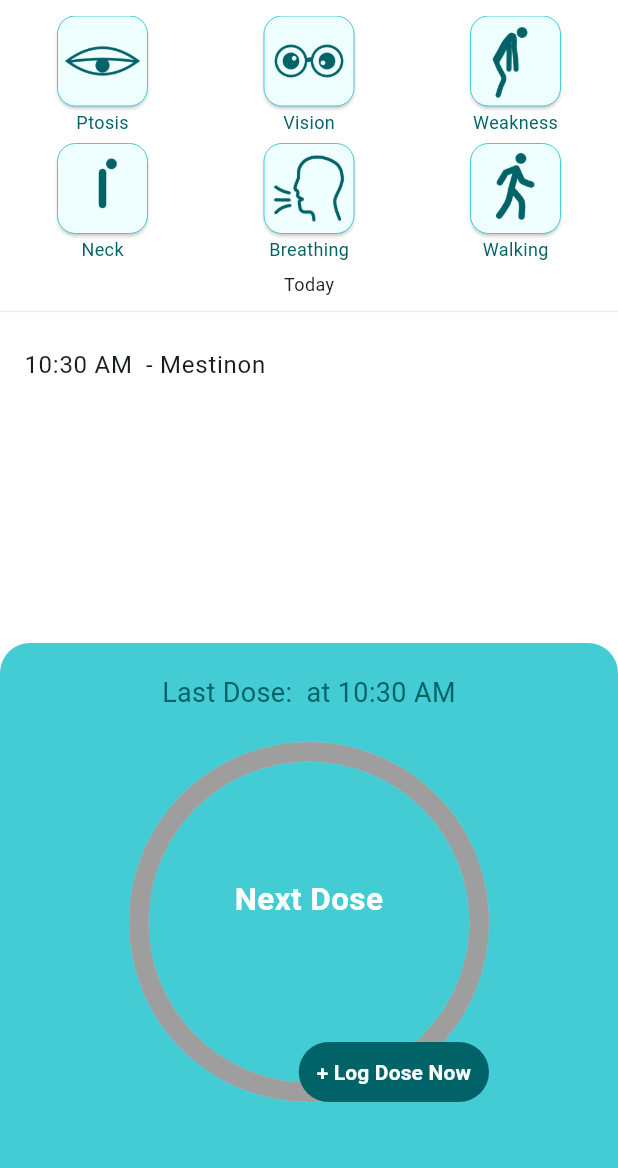
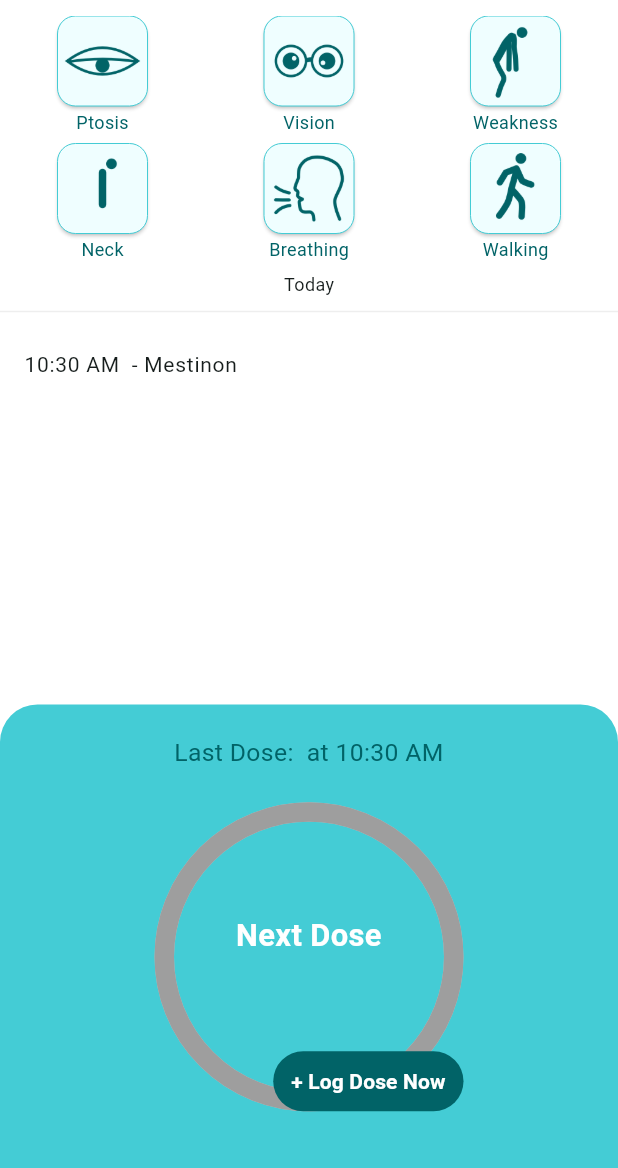
Before and after one commit to dojosgithub/mestinow, a Flutter app: the StatusPage screen opened by its route, after a tap on an icon or button, on a phone screen of 412 x 824 dp, the part 68-1236 px from its top. Run offline on Flutter 3.47's test engine with Material 3 defaults, Android fonts, the phone set to English and light mode, and no system bars; drawn by our look-alikes of percent_indicator; our stand-ins replace flutter_local_notifications, google_fonts, objectbox, shared_preferences, timezone; missing offline and left inert: relative_time; accounts and stored records are empty; generated files the repository leaves out were written again.

Commit message:
improve style

```diff
--- a/lib/pages/status.dart
+++ b/lib/pages/status.dart
@@ -9,7 +9,7 @@ import 'package:provider/provider.dart';
 import 'package:flutter_gen/gen_l10n/app_localizations.dart';
 import 'package:relative_time/relative_time.dart';
 import 'package:intl/intl.dart';
-
+import 'package:google_fonts/google_fonts.dart';
 import '../theme/colors.dart';
 import '../pages/settings.dart';
 import '../widgets/symptom_button.dart';
@@ -33,6 +33,7 @@ class _StatusPageState extends State<StatusPage> {
   late int remainingSeconds;
   late int? lastButtonPressTime;
   late List<EventLog> _events = [];
+  final String _fontFamily = GoogleFonts.roboto().fontFamily!;
   Timer? timer;
 
   final FlutterLocalNotificationsPlugin notificationsPlugin =
@@ -302,6 +303,8 @@ class _StatusPageState extends State<StatusPage> {
 
     Color frontColor = _getTimeBasedFrontColor(minutes);
     Color backColor = _getTimeBasedBackColor(minutes);
+    final screenWidth = MediaQuery.of(context).size.width;
+
 
     return Scaffold(
       backgroundColor: Colors.white,
@@ -431,7 +434,13 @@ class _StatusPageState extends State<StatusPage> {
                       final event = _events[index];
                       String formattedTime = '${DateFormat('h:mm a').format(event.timestamp)} '; // e.g., 5:30 PM
                       return ListTile(
-                        title: Text('$formattedTime - ${event.eventType=='medMestinon'?'Mestinon':event.eventType}'),
+                        title: Text(
+                          '$formattedTime - ${event.eventType=='medMestinon'?'Mestinon':event.eventType}',
+                          style: TextStyle(
+                            fontFamily: _fontFamily,
+                            fontSize: 14,
+                          ),
+                        ),
                       );
                     },
                     separatorBuilder: (context, index) => Divider(
@@ -451,36 +460,38 @@ class _StatusPageState extends State<StatusPage> {
               alignment: Alignment.bottomCenter,
               child: Container(
                 // lower panel
-                height: 350,
-                width: MediaQuery.of(context).size.width,
+                height: screenWidth * 0.75,
+                width: screenWidth,
                 decoration: BoxDecoration(
                   color: backColor,
                   borderRadius: BorderRadius.only(
-                    topLeft: Radius.circular(20),
-                    topRight: Radius.circular(20),
+                    topLeft: Radius.circular(25),
+                    topRight: Radius.circular(25),
                   ),
                 ),
                 child: Column(
                   children: [
-                    SizedBox(height: 20),
+                    SizedBox(height: screenWidth * 0.05),
                     Container(
                       width: MediaQuery.of(context).size.width,
                       child: Text(
                         '${l10n.lastDose}: $relativeLastDose ${l10n.at} ${_formatTime(lastDoseDateTime)}',
                         textAlign: TextAlign.center,
                         style: TextStyle(
-                          fontSize: 18,
+                          fontSize: screenWidth * 0.04,
                           color: AppColors.darkPrimary,
+                          fontFamily: _fontFamily,
                         ),
                       ),
                     ),
-                    SizedBox(height: 20),
+                    SizedBox(height: screenWidth * 0.05),
                     Stack(
                       alignment: Alignment.center,
                       children: [
                         _buildCircularPercentIndicator(
                           frontColor,
                           relativeNextDose,
+                          screenWidth,
                           l10n,
                         ),
                         // SizedBox(height: 50),
@@ -500,9 +511,9 @@ class _StatusPageState extends State<StatusPage> {
     );
   }
 
-  Widget _buildCircularPercentIndicator(leftColor, relativeNextDose, l10n) {
+  Widget _buildCircularPercentIndicator(leftColor, relativeNextDose, screenWidth, l10n) {
     return CircularPercentIndicator(
-      radius: 120.0,
+      radius: screenWidth * 0.25,
       lineWidth: 13.0,
       circularStrokeCap: CircularStrokeCap.round,
       percent:
@@ -513,12 +524,12 @@ class _StatusPageState extends State<StatusPage> {
         "${l10n.nextDose}\n$relativeNextDose",
         textAlign: TextAlign.center,
         style: TextStyle(
-          fontSize: 21,
+          fontSize: screenWidth * 0.05,
           fontWeight: FontWeight.bold,
           color: Colors.white,
+          fontFamily: _fontFamily,
         ),
       ),
-      // progressColor: Color(0xffe66912),
       progressColor: leftColor,
     );
   }
@@ -542,7 +553,7 @@ class _StatusPageState extends State<StatusPage> {
           '+ ${l10n.logDoseNow}',
           style: TextStyle(
             fontWeight: FontWeight.bold,
-            fontFamily: 'Roboto',
+            fontFamily: _fontFamily,
             fontSize: 14,
             color: Colors.white,
           ),
--- a/pubspec.yaml
+++ b/pubspec.yaml
@@ -16,7 +16,7 @@ publish_to: 'none' # Remove this line if you wish to publish to pub.dev
 # https://developer.apple.com/library/archive/documentation/General/Reference/InfoPlistKeyReference/Articles/CoreFoundationKeys.html
 # In Windows, build-name is used as the major, minor, and patch parts
 # of the product and file versions while build-number is used as the build suffix.
-version: 1.0.0+BUILD_NUMBER
+version: 1.0.0
 
 environment:
   sdk: ^3.7.2
@@ -49,6 +49,7 @@ dependencies:
   provider: ^6.1.1
   intl: ^0.19.0
   relative_time: ^5.0.0
+  google_fonts: ^6.1.0
 
 dev_dependencies:
   flutter_test:
```
Also changed, not shown: pubspec.lock, 1 other file.
